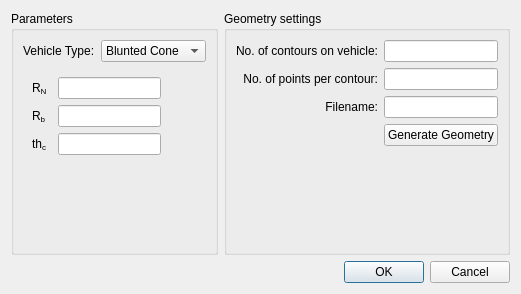
This is sta-src/RAM/parametrizedgeometry.ui in Dwarf-Planet-Project/SpaceDesignTool as Qt 5 draws it before an edit. The edited form follows.
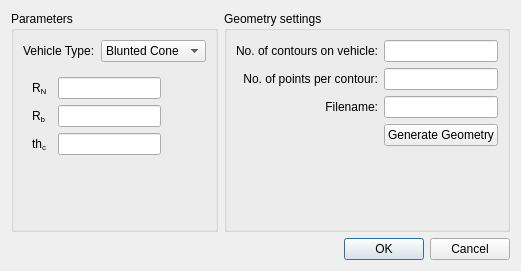
This is the edited form. Icons and pictures are not drawn.

```diff
--- a/sta-src/RAM/parametrizedgeometry.ui
+++ b/sta-src/RAM/parametrizedgeometry.ui
@@ -7,7 +7,7 @@
     <x>0</x>
     <y>0</y>
     <width>490</width>
-    <height>294</height>
+    <height>264</height>
    </rect>
   </property>
   <property name="maximumSize">
```
Left out of the diff: 104 changed lines with no effect on the pictures.
